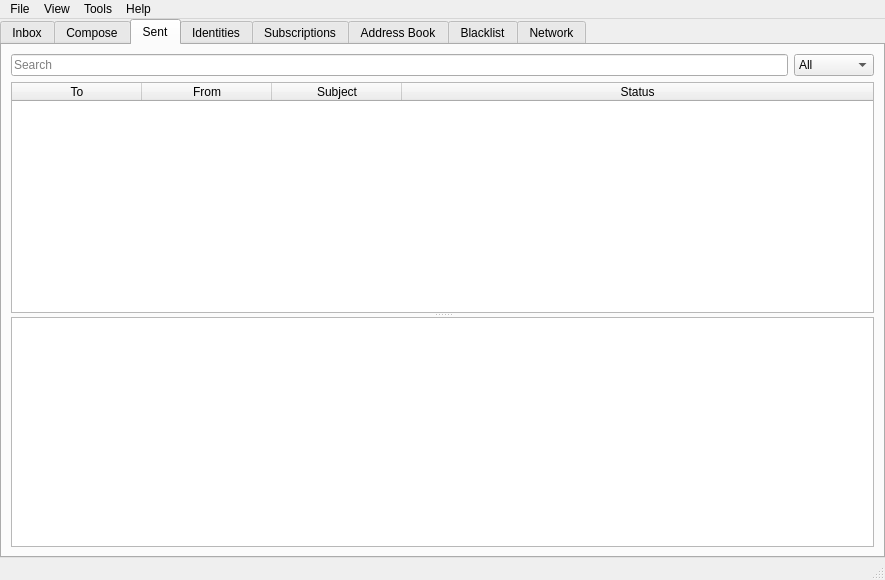
Qt form src/bitmessageqt/bitmessageui.ui (webdev25/PyBitmessage) before a commit.
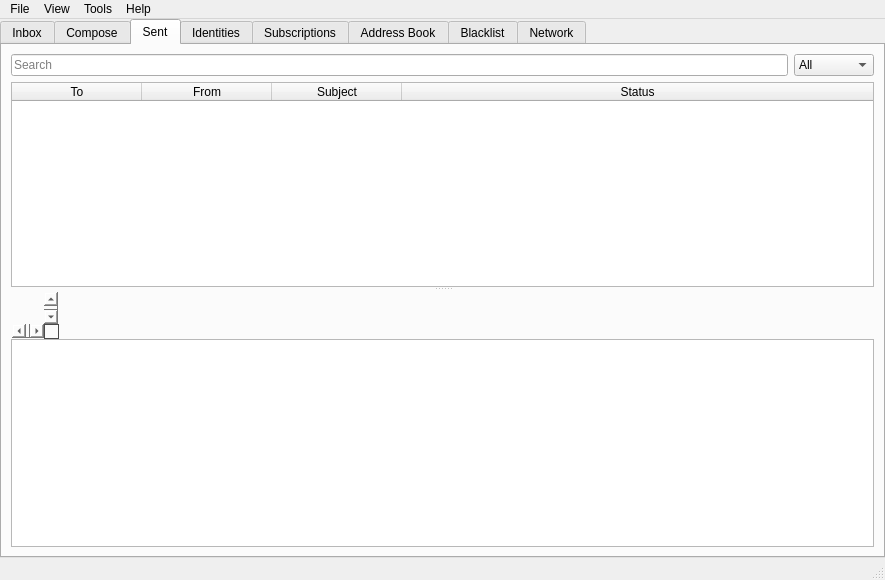
The same form after that commit. The open tabs and pages were chosen to show the change. Icons and pictures are not drawn.

Commit message: Added a `subject bar` feature to the sent tab, it shows the info about the address the message was sent from

```diff
--- a/src/bitmessageqt/bitmessageui.ui
+++ b/src/bitmessageqt/bitmessageui.ui
@@ -732,10 +732,190 @@
             </property>
            </column>
           </widget>
-          <widget class="QTextEdit" name="textEditSentMessage">
-           <property name="readOnly">
-            <bool>true</bool>
-           </property>
+          <widget class="QWidget" name="widgetSentMessageView" native="true">
+           <layout class="QVBoxLayout" name="verticalLayout_6">
+            <property name="spacing">
+             <number>0</number>
+            </property>
+            <property name="leftMargin">
+             <number>0</number>
+            </property>
+            <property name="topMargin">
+             <number>0</number>
+            </property>
+            <property name="rightMargin">
+             <number>0</number>
+            </property>
+            <property name="bottomMargin">
+             <number>0</number>
+            </property>
+            <item>
+             <widget class="QWidget" name="widgetSentSubjectBar" native="true">
+              <property name="sizePolicy">
+               <sizepolicy hsizetype="Preferred" vsizetype="Fixed">
+                <horstretch>0</horstretch>
+                <verstretch>0</verstretch>
+               </sizepolicy>
+              </property>
+              <property name="minimumSize">
+               <size>
+                <width>0</width>
+                <height>48</height>
+               </size>
+              </property>
+              <property name="maximumSize">
+               <size>
+                <width>16777215</width>
+                <height>54</height>
+               </size>
+              </property>
+              <layout class="QHBoxLayout" name="horizontalLayout_4">
+               <property name="spacing">
+                <number>6</number>
+               </property>
+               <property name="leftMargin">
+                <number>0</number>
+               </property>
+               <property name="topMargin">
+                <number>0</number>
+               </property>
+               <property name="rightMargin">
+                <number>0</number>
+               </property>
+               <property name="bottomMargin">
+                <number>0</number>
+               </property>
+               <item>
+                <widget class="QGraphicsView" name="graphicsViewSentSubjectIcon">
+                 <property name="enabled">
+                  <bool>true</bool>
+                 </property>
+                 <property name="sizePolicy">
+                  <sizepolicy hsizetype="Fixed" vsizetype="Fixed">
+                   <horstretch>0</horstretch>
+                   <verstretch>0</verstretch>
+                  </sizepolicy>
+                 </property>
+                 <property name="minimumSize">
+                  <size>
+                   <width>48</width>
+                   <height>48</height>
+                  </size>
+                 </property>
+                 <property name="maximumSize">
+                  <size>
+                   <width>48</width>
+                   <height>48</height>
+                  </size>
+                 </property>
+                 <property name="baseSize">
+                  <size>
+                   <width>48</width>
+                   <height>48</height>
+                  </size>
+                 </property>
+                 <property name="styleSheet">
+                  <string notr="true">background:rgba(0, 0, 0, 0)</string>
+                 </property>
+                 <property name="backgroundBrush">
+                  <brush brushstyle="NoBrush">
+                   <color alpha="0">
+                    <red>0</red>
+                    <green>0</green>
+                    <blue>0</blue>
+                   </color>
+                  </brush>
+                 </property>
+                 <property name="foregroundBrush">
+                  <brush brushstyle="NoBrush">
+                   <color alpha="0">
+                    <red>0</red>
+                    <green>0</green>
+                    <blue>0</blue>
+                   </color>
+                  </brush>
+                 </property>
+                 <property name="sceneRect">
+                  <rectf>
+                   <x>0.000000000000000</x>
+                   <y>0.000000000000000</y>
+                   <width>48.000000000000000</width>
+                   <height>48.000000000000000</height>
+                  </rectf>
+                 </property>
+                </widget>
+               </item>
+               <item>
+                <widget class="QWidget" name="widget_2" native="true">
+                 <layout class="QVBoxLayout" name="verticalLayout_5">
+                  <property name="spacing">
+                   <number>0</number>
+                  </property>
+                  <property name="leftMargin">
+                   <number>0</number>
+                  </property>
+                  <property name="topMargin">
+                   <number>0</number>
+                  </property>
+                  <property name="rightMargin">
+                   <number>0</number>
+                  </property>
+                  <property name="bottomMargin">
+                   <number>0</number>
+                  </property>
+                  <item>
+                   <widget class="QLabel" name="labelSentSubjectBarSubject">
+                    <property name="font">
+                     <font>
+                      <weight>75</weight>
+                      <bold>true</bold>
+                     </font>
+                    </property>
+                    <property name="text">
+                     <string/>
+                    </property>
+                    <property name="textInteractionFlags">
+                     <set>Qt::LinksAccessibleByMouse|Qt::TextSelectableByKeyboard|Qt::TextSelectableByMouse</set>
+                    </property>
+                   </widget>
+                  </item>
+                  <item>
+                   <widget class="QLabel" name="labelSentSubjectBarFrom">
+                    <property name="text">
+                     <string/>
+                    </property>
+                    <property name="textInteractionFlags">
+                     <set>Qt::TextSelectableByKeyboard|Qt::TextSelectableByMouse</set>
+                    </property>
+                   </widget>
+                  </item>
+                  <item>
+                   <spacer name="verticalSpacer_3">
+                    <property name="orientation">
+                     <enum>Qt::Vertical</enum>
+                    </property>
+                    <property name="sizeHint" stdset="0">
+                     <size>
+                      <width>20</width>
+                      <height>17</height>
+                     </size>
+                    </property>
+                   </spacer>
+                  </item>
+                 </layout>
+                </widget>
+               </item>
+              </layout>
+             </widget>
+            </item>
+            <item>
+             <widget class="QTextEdit" name="textEditSentMessage">
+              <property name="readOnly">
+               <bool>true</bool>
+              </property>
+             </widget>
+            </item>
+           </layout>
           </widget>
          </widget>
         </item>
```
Left out of the diff: 1 changed line with no effect on the pictures. The commit also changes 3 other files.
